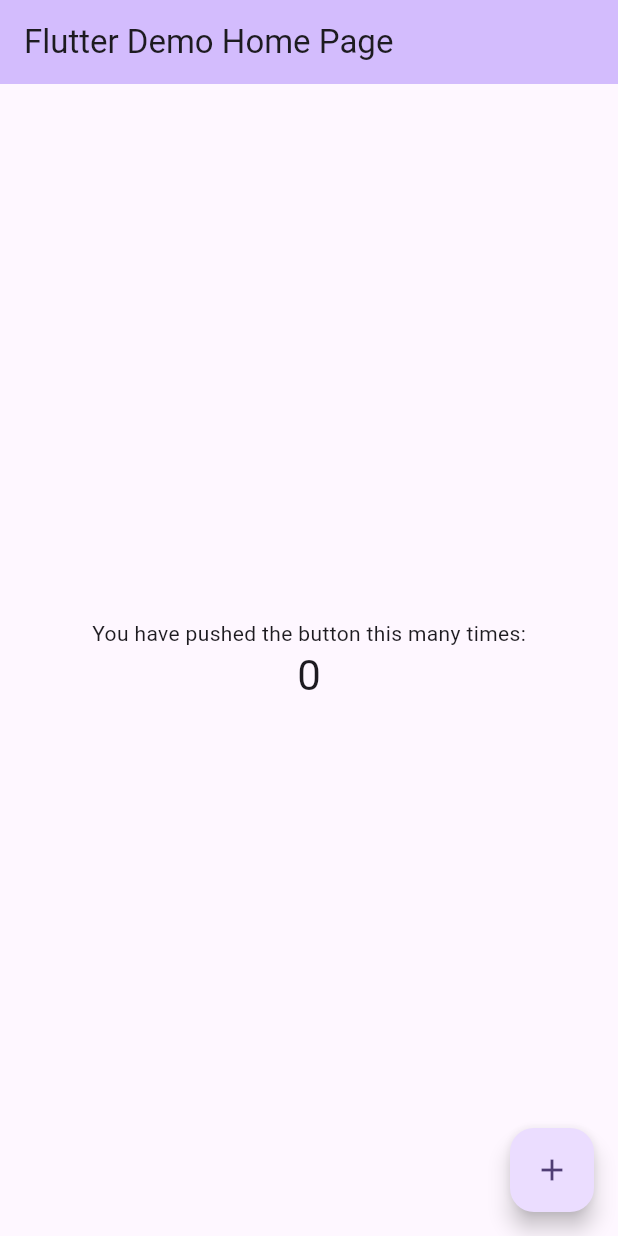
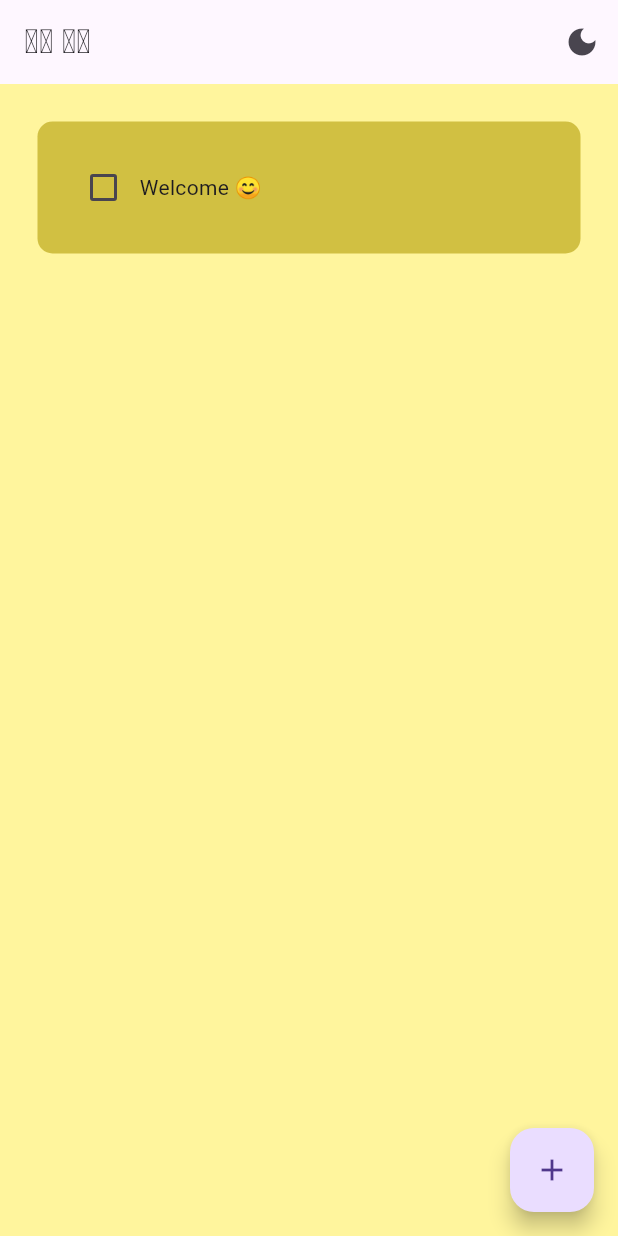
Before and after one commit to AbdalAhmad/todo_App, a Flutter app: the screen it shows after launch, on a phone screen of 412 x 824 dp. Run offline on Flutter 3.47's test engine with Material 3 defaults, Android fonts, the phone set to English and light mode, and no system bars; drawn by our look-alikes of flutter_slidable; our stand-ins replace hive, hive_flutter; accounts and stored records are empty.

Commit message:
todo app compeleted added from old to new

```diff
--- /dev/null
+++ b/todoapp/lib/data/database.dart
@@ -0,0 +1,26 @@
+import 'package:hive_flutter/hive_flutter.dart';
+
+class ToDoDatabase {
+  List toDoList = [];
+  // reference our box
+  final _myBox = Hive.box('mybox');
+
+  // run this method if this is the 1st time ever opening this app
+  void createInitialData() {
+    toDoList = [
+      ["Welcome 😊", false],
+    ];
+  }
+
+  void loadData() {
+    if (_myBox.containsKey("TODOLIST")) {
+      toDoList = _myBox.get("TODOLIST");
+    } else {
+      toDoList = [];
+    }
+  }
+
+  void updateDatabase() {
+    _myBox.put("TODOLIST", toDoList);
+  }
+}
--- /dev/null
+++ b/todoapp/lib/homepage.dart
@@ -0,0 +1,158 @@
+import 'package:flutter/material.dart';
+// import 'package:google_mobile_ads/google_mobile_ads.dart';
+import 'package:hive_flutter/hive_flutter.dart';
+import 'package:provider/provider.dart';
+import 'package:todo_app/data/database.dart';
+import 'package:todo_app/utils/dialog_box.dart';
+import 'package:todo_app/utils/dark_mode.dart';
+import 'package:todo_app/utils/todo_tile.dart';
+
+class HomePage extends StatefulWidget {
+  const HomePage({Key? key}) : super(key: key);
+
+  @override
+  State<HomePage> createState() => _HomePageState();
+}
+
+class _HomePageState extends State<HomePage> {
+  // late BannerAd _bannerAd;
+  bool _isAdLoaded = false;
+
+  final _myBox = Hive.box("mybox");
+  final _controller = TextEditingController();
+  ToDoDatabase b = ToDoDatabase();
+
+  @override
+  void initState() {
+    // if this is the 1st time ever opening the app, then create a default data.
+    if (_myBox.get("TODOLIST") == null) {
+      b.createInitialData();
+    } else {
+      // there already exist  data
+      b.loadData();
+    }
+    super.initState();
+    // _initBannerAd();
+  }
+
+
+  // _initBannerAd() {
+  //   _bannerAd = BannerAd(
+  //       size: AdSize.banner,
+  //     adUnitId: 'ca-app-pub-4666091420175161/3506203960',
+  //       listener: BannerAdListener(
+  //         onAdLoaded: (ad) {
+  //           setState(() {
+  //             _isAdLoaded = true;
+  //           });
+  //         },
+  //         onAdFailedToLoad: (ad, error) {},
+  //       ),
+  //       request: AdRequest());
+  //   _bannerAd.load();
+  // }
+
+  void checkBoxChanged(bool? value, int index) {
+    setState(() {
+      b.toDoList[index][1] = !b.toDoList[index][1];
+    });
+    b.updateDatabase();
+  }
+
+  void saveNewTask() {
+    setState(() {
+      b.toDoList.add([_controller.text, false]);
+      _controller.clear();
+    });
+    Navigator.of(context).pop();
+    b.updateDatabase();
+  }
+
+  void createNewTask() {
+    showDialog(
+      context: context,
+      builder: (context) {
+        return DialogBox(
+          controller: _controller,
+          onSave: saveNewTask,
+          onCancel: () => Navigator.of(context).pop(),
+        );
+      },
+    );
+  }
+
+  void deleteTask(int index) {
+    setState(() {
+      b.toDoList.removeAt(index);
+    });
+    b.updateDatabase();
+  }
+
+  void onEditPressed(int index) {
+    _controller.text = b.toDoList[index][0];
+    showDialog(
+      context: context,
+      builder: (context) {
+        return DialogBox(
+          controller: _controller,
+          onSave: () => onEdit(index),
+          onCancel: () => Navigator.of(context).pop(),
+        );
+      },
+    );
+  }
+
+  void onEdit(int index) {
+    setState(() {
+      b.toDoList[index][0] = _controller.text;
+    });
+    Navigator.of(context).pop(); // Close the edit dialog
+    b.updateDatabase();
+    _controller.clear(); // Clear the controller after saving
+  }
+
+  @override
+  Widget build(BuildContext context) {
+    var themeProvider = Provider.of<darkMode>(context);
+    return Scaffold(
+      backgroundColor: themeProvider.isDarkMode
+          ? const Color(0xFF2C2A2A)
+          : Colors.yellow[200],
+      appBar: AppBar(
+        title: const Text("𝑻𝒐 𝒅𝒐"),
+        actions: [
+          IconButton(
+              onPressed: () {
+                themeProvider.toggleDarkMode();
+              },
+              icon: Icon(
+                themeProvider.isDarkMode ? Icons.light_mode : Icons.dark_mode,
+              ))
+        ],
+      ),
+      floatingActionButton: FloatingActionButton(
+        onPressed: createNewTask,
+        child: Icon(Icons.add),
+      ),
+      body: ListView.builder(
+        itemCount: b.toDoList.length,
+        itemBuilder: (context, index) {
+          return TodoTile(
+            taskname: b.toDoList[index][0],
+            taskCompeleted: b.toDoList[index][1],
+            onChanged: (value) => checkBoxChanged(value, index),
+            deleteFunction: (context) => deleteTask(index),
+            onEdit: () => onEditPressed(index),
+          );
+        },
+      ),
+      // bottomNavigationBar: _isAdLoaded
+      //     ?  Container(
+      //         height: _bannerAd.size.height.toDouble(),
+      //         width: _bannerAd.size.width.toDouble(),
+      //         child: AdWidget(ad: _bannerAd),
+      //       )
+      //     : null, // Show bottom navigation bar only if the ad is loaded
+    );
+  }
+}
--- a/todoapp/lib/main.dart
+++ b/todoapp/lib/main.dart
@@ -1,107 +1,53 @@
+import 'dart:io';  // Import dart:io to use Platform.isWindows
 import 'package:flutter/material.dart';
+import 'package:hive/hive.dart';
+import 'package:hive_flutter/hive_flutter.dart';
+import 'package:provider/provider.dart';
+import 'package:todo_app/homepage.dart';
+import 'package:todo_app/utils/dark_mode.dart';
 
-void main() {
-  runApp(const MyApp());
+void main() async {
+  await Hive.initFlutter();
+  var box = await Hive.openBox('mybox');
+  WidgetsFlutterBinding.ensureInitialized();
+
+  // Only initialize mobile ads for platforms that support it
+  if (Platform.isAndroid || Platform.isIOS) {
+    // Uncomment and initialize Google Mobile Ads for Android/iOS
+    // MobileAds.instance.initialize();
+  }
+
+  // You can also add platform-specific code for other parts of your app if needed
+  if (Platform.isWindows) {
+    // Code for Windows platform (e.g., using win32 package)
+    print("Running on Windows");
+    // Add Windows-specific code here
+  } else {
+    // Code for other platforms (iOS, Android, etc.)
+    print("Running on a non-Windows platform");
+  }
+
+  runApp(
+    ChangeNotifierProvider(
+      create: (context) => darkMode(),
+      child: MyApp(),
+    ),
+  );
 }
 
 class MyApp extends StatelessWidget {
-  const MyApp({super.key});
+  MyApp({super.key});
 
-  // This widget is the root of your application.
   @override
   Widget build(BuildContext context) {
-    return MaterialApp(
-      title: 'Flutter Demo',
-      theme: ThemeData(
-        colorScheme: ColorScheme.fromSeed(seedColor: Colors.deepPurple),
-      ),
-      home: const MyHomePage(title: 'Flutter Demo Home Page'),
+    return Consumer<darkMode>(
+      builder: (context, themeProvider, child) {
+        return MaterialApp(
+          debugShowCheckedModeBanner: false,
+          home: HomePage(),
+          theme: themeProvider.currentTheme, // Apply the theme from Provider
+        );
+      },
     );
   }
 }
-
-class MyHomePage extends StatefulWidget {
-  const MyHomePage({super.key, required this.title});
-
-  // This widget is the home page of your application. It is stateful, meaning
-  // that it has a State object (defined below) that contains fields that affect
-  // how it looks.
-
-  // This class is the configuration for the state. It holds the values (in this
-  // case the title) provided by the parent (in this case the App widget) and
-  // used by the build method of the State. Fields in a Widget subclass are
-  // always marked "final".
-
-  final String title;
-
-  @override
-  State<MyHomePage> createState() => _MyHomePageState();
-}
-
-class _MyHomePageState extends State<MyHomePage> {
-  int _counter = 0;
-
-  void _incrementCounter() {
-    setState(() {
-      // This call to setState tells the Flutter framework that something has
-      // changed in this State, which causes it to rerun the build method below
-      // so that the display can reflect the updated values. If we changed
-      // _counter without calling setState(), then the build method would not be
-      // called again, and so nothing would appear to happen.
-      _counter++;
-    });
-  }
-
-  @override
-  Widget build(BuildContext context) {
-    // This method is rerun every time setState is called, for instance as done
-    // by the _incrementCounter method above.
-    //
-    // The Flutter framework has been optimized to make rerunning build methods
-    // fast, so that you can just rebuild anything that needs updating rather
-    // than having to individually change instances of widgets.
-    return Scaffold(
-      appBar: AppBar(
-        // TRY THIS: Try changing the color here to a specific color (to
-        // Colors.amber, perhaps?) and trigger a hot reload to see the AppBar
-        // change color while the other colors stay the same.
-        backgroundColor: Theme.of(context).colorScheme.inversePrimary,
-        // Here we take the value from the MyHomePage object that was created by
-        // the App.build method, and use it to set our appbar title.
-        title: Text(widget.title),
-      ),
-      body: Center(
-        // Center is a layout widget. It takes a single child and positions it
-        // in the middle of the parent.
-        child: Column(
-          // Column is also a layout widget. It takes a list of children and
-          // arranges them vertically. By default, it sizes itself to fit its
-          // children horizontally, and tries to be as tall as its parent.
-          //
-          // Column has various properties to control how it sizes itself and
-          // how it positions its children. Here we use mainAxisAlignment to
-          // center the children vertically; the main axis here is the vertical
-          // axis because Columns are vertical (the cross axis would be
-          // horizontal).
-          //
-          // TRY THIS: Invoke "debug painting" (choose the "Toggle Debug Paint"
-          // action in the IDE, or press "p" in the console), to see the
-          // wireframe for each widget.
-          mainAxisAlignment: MainAxisAlignment.center,
-          children: <Widget>[
-            const Text('You have pushed the button this many times:'),
-            Text(
-              '$_counter',
-              style: Theme.of(context).textTheme.headlineMedium,
-            ),
-          ],
-        ),
-      ),
-      floatingActionButton: FloatingActionButton(
-        onPressed: _incrementCounter,
-        tooltip: 'Increment',
-        child: const Icon(Icons.add),
-      ), // This trailing comma makes auto-formatting nicer for build methods.
-    );
-  }
-}
--- /dev/null
+++ b/todoapp/lib/utils/dark_mode.dart
@@ -0,0 +1,25 @@
+import 'package:flutter/material.dart';
+
+class darkMode extends ChangeNotifier {
+  bool _isDark = false;
+
+bool get isDarkMode => _isDark;
+
+
+  ThemeData get currentTheme => _isDark ? darkTheme : lightTheme;
+
+  void toggleDarkMode() {
+    _isDark= !_isDark;
+    notifyListeners();
+  }
+}
+
+final lightTheme = ThemeData(
+  primarySwatch: Colors.yellow,
+
+);
+
+final darkTheme = ThemeData(
+  brightness: Brightness.dark,
+
+);
--- /dev/null
+++ b/todoapp/lib/utils/todo_tile.dart
@@ -0,0 +1,66 @@
+import 'package:flutter/material.dart';
+import 'package:flutter_slidable/flutter_slidable.dart';
+
+class TodoTile extends StatelessWidget {
+  final String taskname;
+  final bool taskCompeleted;
+  Function(bool?)? onChanged;
+  Function(BuildContext)? deleteFunction;
+  // Function(String)? onTaskNameChanged;
+  Function()? onEdit;
+
+  TodoTile(
+      {super.key,
+      required this.taskname,
+      required this.taskCompeleted,
+      required this.onChanged,
+      // required this.onTaskNameChanged,
+      required this.deleteFunction,
+       required this.onEdit,
+      });
+
+  @override
+  Widget build(BuildContext context) {
+    return Padding(
+      padding: const EdgeInsets.only(left: 25, right: 25, top: 25),
+      child: Slidable(
+        endActionPane: ActionPane(motion: StretchMotion(), children: [
+          SlidableAction(
+            onPressed: deleteFunction,
+            icon: Icons.delete,
+            backgroundColor: Colors.red.shade300,
+            borderRadius: BorderRadius.circular(12),
+          )
+        ]),
+        child: Container(
+          padding: EdgeInsets.all(20),
+          decoration: BoxDecoration(
+              color:Color(0xFFD1C042),
+              borderRadius: BorderRadius.circular(10)),
+          child: Row(children: [
+            //checkbox
+            Checkbox(
+              value: taskCompeleted,
+              onChanged: onChanged,
+              activeColor: Colors.black,
+            ),
+            Expanded(
+              child: InkWell(
+                onTap: onEdit,
+                child: Text(
+                  taskname,
+                  style: TextStyle(
+                      decoration: taskCompeleted
+                          ? TextDecoration.lineThrough
+                          : TextDecoration.none),
+                          overflow:TextOverflow.ellipsis,
+                ),
+
+              ),
+            )
+          ]),
+        ),
+      ),
+    );
+  }
+}
--- a/todoapp/pubspec.yaml
+++ b/todoapp/pubspec.yaml
@@ -1,4 +1,4 @@
-name: todoapp
+name: todo_app
 description: "A new Flutter project."
 # The following line prevents the package from being accidentally published to
 # pub.dev using `flutter pub publish`. This is preferred for private packages.
@@ -34,6 +34,10 @@ dependencies:
   # The following adds the Cupertino Icons font to your application.
   # Use with the CupertinoIcons class for iOS style icons.
   cupertino_icons: ^1.0.8
+  hive: ^2.2.3
+  hive_flutter: ^1.1.0
+  provider: ^6.1.4
+  flutter_slidable: ^4.0.0
 
 dev_dependencies:
   flutter_test:
```
Also changed, not shown: todoapp/lib/utils/dialog_box.dart (added, +55 -0 lines), todoapp/lib/utils/my_button.dart (added, +28 -0 lines), todoapp/pubspec.lock, 11 other files.
